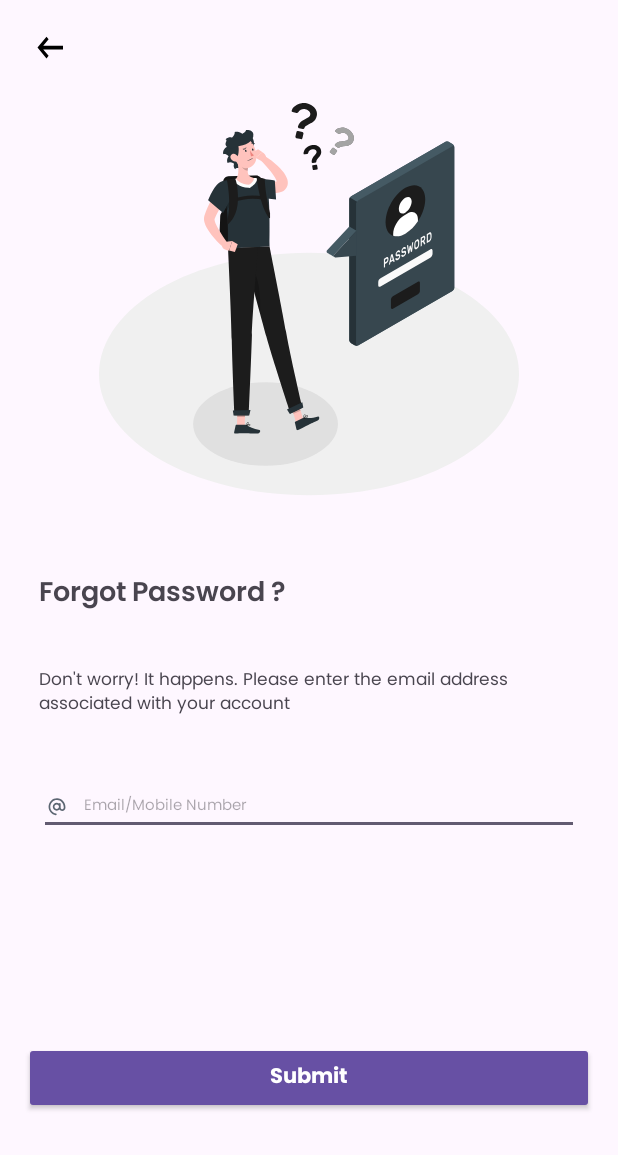
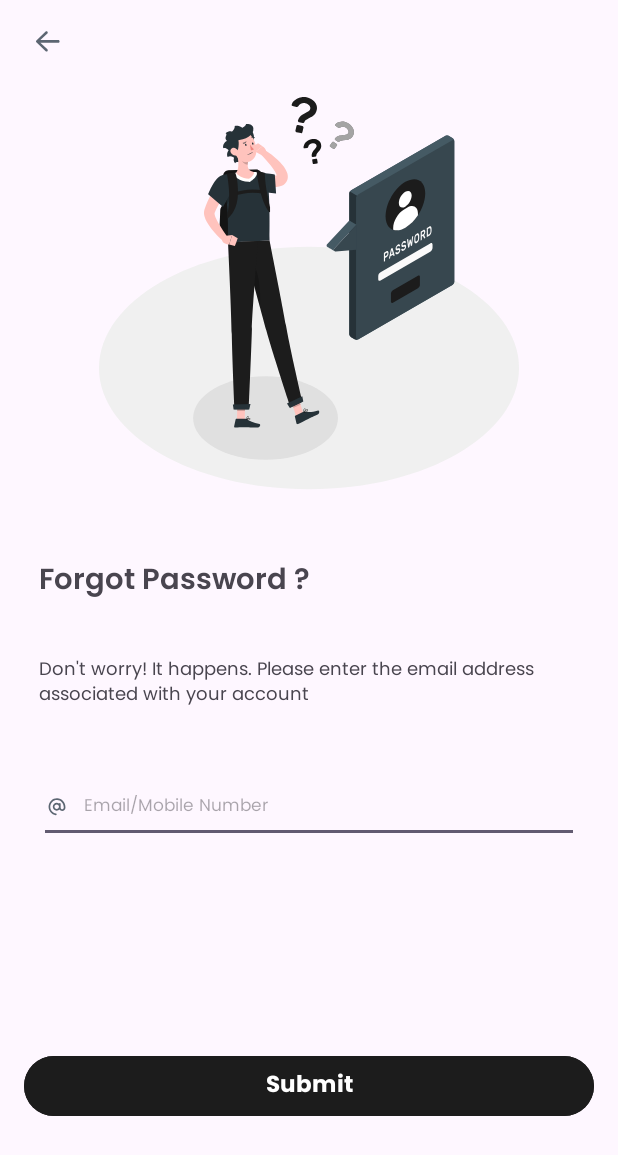
Before and after one commit to wahidabd/SynrgyNguli, an Android app: the ForgotPass screen opened directly, with no data from a screen before it, on a phone screen of 412 x 824 dp. Shown: the top 1155 px of the screen. Run offline under Robolectric (Android 15) with nearby library versions, the phone set to English and light mode, and no system bars.

Commit message:
Layout Done V1

```diff
--- /dev/null
+++ b/app/src/main/res/drawable/icon.xml
@@ -0,0 +1,9 @@
+<vector xmlns:android="http://schemas.android.com/apk/res/android"
+    android:width="20dp"
+    android:height="20dp"
+    android:viewportWidth="20"
+    android:viewportHeight="20">
+  <path
+      android:pathData="M17.715,10.25C17.715,10.742 17.328,11.129 16.871,11.129H4.918L9.594,15.559C9.945,15.875 9.945,16.438 9.629,16.754C9.313,17.105 8.785,17.105 8.434,16.789L2.246,10.883C2.07,10.707 2,10.496 2,10.25C2,10.039 2.07,9.828 2.246,9.652L8.434,3.746C8.785,3.43 9.313,3.43 9.629,3.781C9.945,4.098 9.945,4.66 9.594,4.977L4.918,9.406H16.871C17.363,9.406 17.715,9.793 17.715,10.25Z"
+      android:fillColor="#5C6672"/>
+</vector>
--- a/app/src/main/res/layout/activity_forgot_pass.xml
+++ b/app/src/main/res/layout/activity_forgot_pass.xml
@@ -5,7 +5,7 @@
     xmlns:tools="http://schemas.android.com/tools"
     android:layout_width="match_parent"
     android:layout_height="match_parent"
-    tools:context=".ForgotPasswordActivity">
+    tools:context=".ForgotPass">
 
     <!-- Drawable di tengah atas -->
     <ImageView
@@ -44,8 +44,8 @@
             android:layout_marginEnd="10dp"
             android:layout_marginBottom="24dp"
             android:fontFamily="@font/poppins_semibold"
-            android:text="Forgot Password ?"
-            android:textSize="18sp"
+            android:text="@string/forgot_password"
+            android:textSize="19sp"
             android:textStyle="bold" />
 
         <!-- Teks "Don't worry! It happens..." -->
@@ -60,10 +60,11 @@
             android:fontFamily="@font/poppins"
             android:paddingTop="8dp"
             android:paddingBottom="16dp"
-            android:text="Don't worry! It happens. Please enter the email address associated with your account"
-            android:textSize="11sp" />
+            android:text="@string/don_t_worry_it_happens_please_enter_the_email_address_associated_with_your_account"
+            android:textSize="12sp" />
 
         <!-- Field untuk memasukkan email -->
+
         <EditText
             android:id="@+id/emailEditText"
             android:layout_width="match_parent"
@@ -72,26 +73,28 @@
             android:layout_marginTop="0dp"
             android:layout_marginEnd="10dp"
             android:layout_marginBottom="138dp"
-            android:drawableLeft="@drawable/ic_email"
+            android:drawableStart="@drawable/ic_email"
             android:drawablePadding="10dp"
             android:fontFamily="@font/poppins"
-            android:hint="Email/Mobile Number"
+            android:hint="@string/email_mobile_number"
             android:inputType="textEmailAddress"
-            android:textSize="10sp" />
+            android:minHeight="48dp"
+            android:textSize="11sp"
+            tools:ignore="VisualLintTextFieldSize" />
+
 
         <Button
             android:id="@+id/submitButton"
-            style="@style/Widget.AppCompat.Button"
             android:layout_width="match_parent"
             android:layout_height="wrap_content"
             android:fontFamily="@font/poppins_bold"
-            android:text="Submit"
+            android:text="@string/submit"
             android:textAllCaps="false"
             android:textColor="#FFFFFF"
-            android:textColorHighlight="#000000"
-            android:textColorHint="#FFFFFF"
-            android:textColorLink="#000000"
-            android:textSize="14sp" />
+            android:textSize="15sp"
+            tools:ignore="VisualLintButtonSize"
+            android:backgroundTint="@color/blackbox"
+            />
 
     </LinearLayout>
 
@@ -103,17 +106,18 @@
         android:layout_marginTop="16dp"
         android:layout_marginEnd="324dp"
         android:backgroundTint="#00FFFFFF"
-        android:contentDescription="Back"
+        android:contentDescription="@string/back"
         android:paddingStart="2dp"
         android:paddingTop="1dp"
         android:paddingEnd="2dp"
         android:paddingBottom="1dp"
-        android:src="@drawable/ic_back"
+        android:src="@drawable/icon"
         app:layout_constraintEnd_toEndOf="parent"
         app:layout_constraintHorizontal_bias="0.09"
         app:layout_constraintMarginStart="16dp"
         app:layout_constraintMarginTop="16dp"
         app:layout_constraintStart_toStartOf="parent"
-        app:layout_constraintTop_toTopOf="parent" />
+        app:layout_constraintTop_toTopOf="parent"
+        tools:ignore="TouchTargetSizeCheck" />
 
 </androidx.constraintlayout.widget.ConstraintLayout>
--- a/app/src/main/res/values/colors.xml
+++ b/app/src/main/res/values/colors.xml
@@ -2,4 +2,5 @@
 <resources>
     <color name="black">#FF000000</color>
     <color name="white">#FFFFFFFF</color>
+    <color name="blackbox">#1C1C1C</color>
 </resources>
--- a/app/src/main/res/values/strings.xml
+++ b/app/src/main/res/values/strings.xml
@@ -1,3 +1,8 @@
 <resources>
     <string name="app_name">Synrgy Nguli</string>
+    <string name="forgot_password">Forgot Password ?</string>
+    <string name="don_t_worry_it_happens_please_enter_the_email_address_associated_with_your_account">Don\'t worry! It happens. Please enter the email address associated with your account</string>
+    <string name="email_mobile_number">Email/Mobile Number</string>
+    <string name="submit">Submit</string>
+    <string name="back">Back</string>
 </resources>
```
